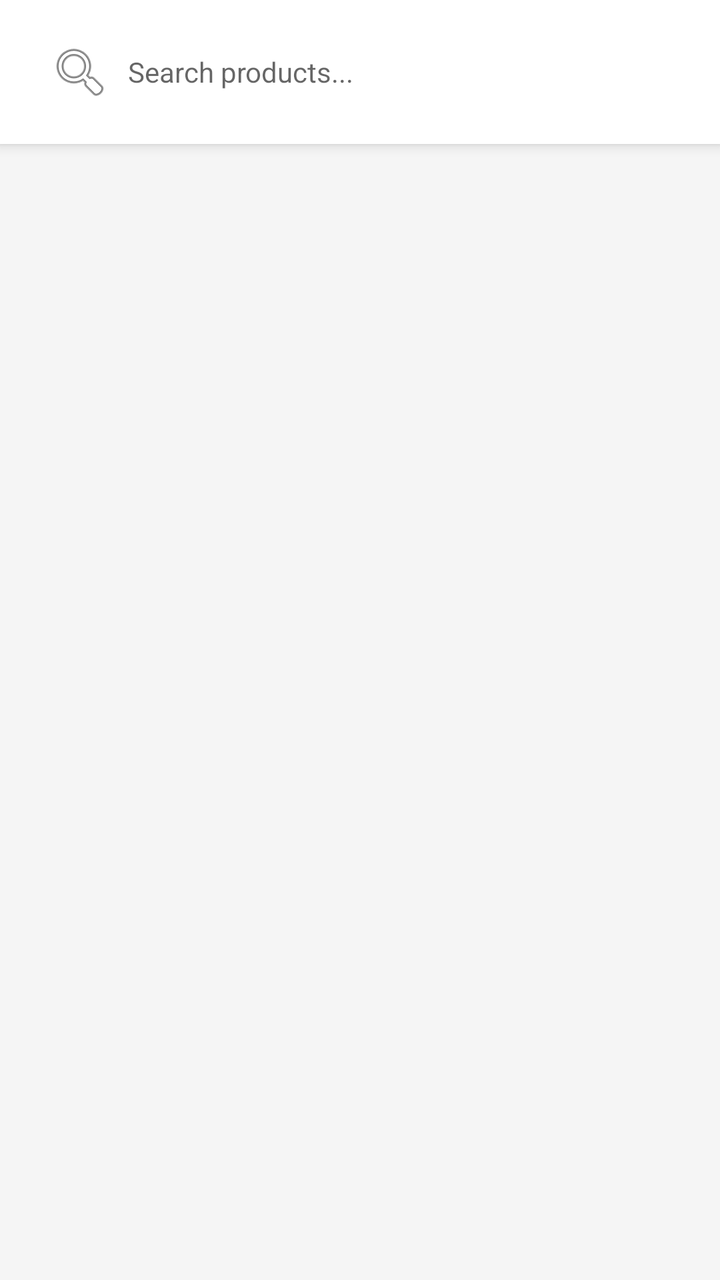
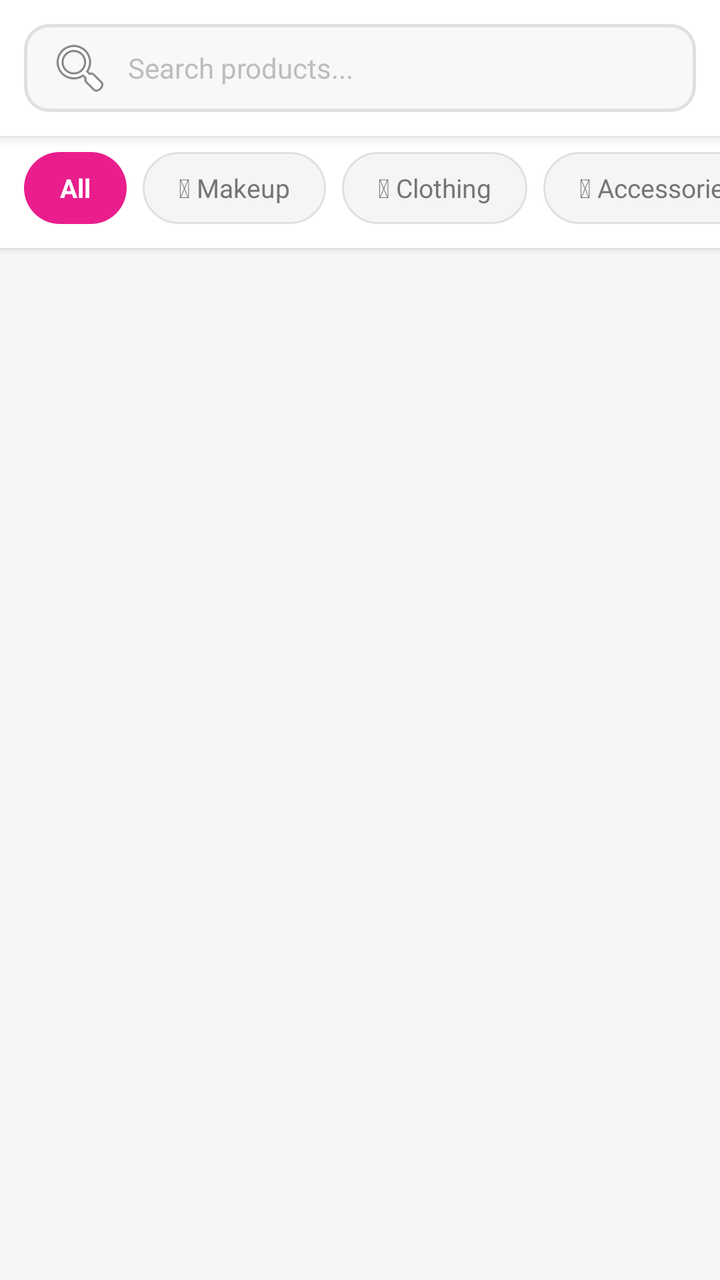

The first picture is an Android layout as it rendered before a commit; the second is the same layout after the commit. The layout source and the unified diff follow.
<!-- AndroidManifest.xml: application theme Theme.Stylica -->
<!-- res/layout/fragment_home.xml -->
<?xml version="1.0" encoding="utf-8"?>
<LinearLayout xmlns:android="http://schemas.android.com/apk/res/android"
    android:layout_width="match_parent"
    android:layout_height="match_parent"
    android:orientation="vertical"
    android:background="#F5F5F5">

    
    <LinearLayout
        android:layout_width="match_parent"
        android:layout_height="wrap_content"
        android:orientation="horizontal"
        android:padding="12dp"
        android:background="@android:color/white"
        android:elevation="4dp">

        <EditText
            android:id="@+id/editTextSearch"
            android:layout_width="0dp"
            android:layout_height="48dp"
            android:layout_weight="1"
            android:hint="Search products..."
            android:drawableStart="@android:drawable/ic_menu_search"
            android:drawablePadding="8dp"
            android:paddingStart="12dp"
            android:paddingEnd="12dp"
            android:background="@android:color/white"
            android:textSize="14sp" />

        <Spinner
            android:id="@+id/spinnerCategory"
            android:layout_width="120dp"
            android:layout_height="48dp"
            android:layout_marginStart="8dp"
            android:background="@android:color/white" />

    </LinearLayout>

    
    <androidx.recyclerview.widget.RecyclerView
        android:id="@+id/recyclerViewProducts"
        android:layout_width="match_parent"
        android:layout_height="match_parent"
        android:paddingStart="8dp"
        android:paddingEnd="8dp"
        android:paddingTop="8dp"
        android:paddingBottom="8dp"
        android:clipToPadding="false"
        android:scrollbars="vertical" />

</LinearLayout>
<!-- resources referenced by this layout -->
<resources>
  <style name="Theme.Stylica" parent="Theme.MaterialComponents.Light.NoActionBar">
          <item name="colorPrimary">@color/primary</item>
          <item name="colorPrimaryVariant">@color/primary_dark</item>
          <item name="colorOnPrimary">@color/white</item>
          <item name="colorSecondary">@color/accent</item>
          <item name="colorSecondaryVariant">@color/accent</item>
          <item name="colorOnSecondary">@color/white</item>
          <item name="android:statusBarColor">@color/primary_dark</item>
      </style>
  <color name="primary">#E91E8C</color>
  <color name="primary_dark">#C2185B</color>
  <color name="white">#FFFFFFFF</color>
  <color name="accent">#FF6B9D</color>
</resources>

<!-- the commit's change to res/layout/fragment_home.xml (unified diff, before → after) -->
@@ -11,30 +11,125 @@
         android:layout_height="wrap_content"
         android:orientation="horizontal"
         android:padding="12dp"
-        android:background="@android:color/white"
+        android:background="#FFFFFF"
         android:elevation="4dp">
 
         <EditText
             android:id="@+id/editTextSearch"
-            android:layout_width="0dp"
-            android:layout_height="48dp"
-            android:layout_weight="1"
+            android:layout_width="match_parent"
+            android:layout_height="44dp"
             android:hint="Search products..."
             android:drawableStart="@android:drawable/ic_menu_search"
             android:drawablePadding="8dp"
             android:paddingStart="12dp"
             android:paddingEnd="12dp"
-            android:background="@android:color/white"
-            android:textSize="14sp" />
-
-        <Spinner
-            android:id="@+id/spinnerCategory"
-            android:layout_width="120dp"
-            android:layout_height="48dp"
-            android:layout_marginStart="8dp"
-            android:background="@android:color/white" />
+            android:background="@drawable/bg_input_field"
+            android:textSize="14sp"
+            android:textColor="#1A1A2E"
+            android:textColorHint="#BDBDBD" />
 
     </LinearLayout>
+
+    
+    <HorizontalScrollView
+        android:layout_width="match_parent"
+        android:layout_height="wrap_content"
+        android:background="#FFFFFF"
+        android:scrollbars="none"
+        android:paddingBottom="12dp"
+        android:elevation="2dp">
+
+        <LinearLayout
+            android:id="@+id/layoutCategories"
+            android:layout_width="wrap_content"
+            android:layout_height="wrap_content"
+            android:orientation="horizontal"
+            android:paddingStart="12dp"
+            android:paddingEnd="12dp"
+            android:paddingTop="8dp">
+
+            <TextView
+                android:id="@+id/chipAll"
+                android:layout_width="wrap_content"
+                android:layout_height="36dp"
+                android:text="All"
+                android:textSize="13sp"
+                android:textStyle="bold"
+                android:textColor="#FFFFFF"
+                android:background="@drawable/bg_chip_selected"
+                android:paddingStart="18dp"
+                android:paddingEnd="18dp"
+                android:gravity="center"
+                android:layout_marginEnd="8dp" />
+
+            <TextView
+                android:id="@+id/chipMakeup"
+                android:layout_width="wrap_content"
+                android:layout_height="36dp"
+                android:text="&#128132; Makeup"
+                android:textSize="13sp"
+                android:textColor="#757575"
+                android:background="@drawable/bg_chip_unselected"
+                android:paddingStart="18dp"
+                android:paddingEnd="18dp"
+                android:gravity="center"
+                android:layout_marginEnd="8dp" />
+
+            <TextView
+                android:id="@+id/chipClothing"
+                android:layout_width="wrap_content"
+                android:layout_height="36dp"
+                android:text="&#128248; Clothing"
+                android:textSize="13sp"
+                android:textColor="#757575"
+                android:background="@drawable/bg_chip_unselected"
+                android:paddingStart="18dp"
+                android:paddingEnd="18dp"
+                android:gravity="center"
+                android:layout_marginEnd="8dp" />
+
+            <TextView
+                android:id="@+id/chipAccessories"
+                android:layout_width="wrap_content"
+                android:layout_height="36dp"
+                android:text="&#128144; Accessories"
+                android:textSize="13sp"
+                android:textColor="#757575"
+                android:background="@drawable/bg_chip_unselected"
+                android:paddingStart="18dp"
+                android:paddingEnd="18dp"
+                android:gravity="center"
+                android:layout_marginEnd="8dp" />
+
+            <TextView
+                android:id="@+id/chipShoes"
+                android:layout_width="wrap_content"
+                android:layout_height="36dp"
+                android:text="&#128094; Shoes"
+                android:textSize="13sp"
+                android:textColor="#757575"
+                android:background="@drawable/bg_chip_unselected"
+                android:paddingStart="18dp"
+                android:paddingEnd="18dp"
+                android:gravity="center"
+                android:layout_marginEnd="8dp" />
+
+            <TextView
+                android:id="@+id/chipSale"
+                android:layout_width="wrap_content"
+                android:layout_height="36dp"
+                android:text="&#128293; Sale 50% OFF"
+                android:textSize="13sp"
+                android:textColor="#757575"
+                android:background="@drawable/bg_chip_unselected"
+                android:paddingStart="18dp"
+                android:paddingEnd="18dp"
+                android:gravity="center"
+                android:layout_marginEnd="8dp" />
+
+        </LinearLayout>
+
+    </HorizontalScrollView>
 
     
     <androidx.recyclerview.widget.RecyclerView
<!-- resource entries referenced after the edit -->
@@ -1,5 +1,28 @@
 <!-- resources referenced by this layout -->
 <resources>
+  <!-- drawable bg_chip_selected (drawable) -->
+  <?xml version="1.0" encoding="utf-8"?>
+  <shape xmlns:android="http://schemas.android.com/apk/res/android"
+      android:shape="rectangle">
+      <solid android:color="#E91E8C" />
+      <corners android:radius="20dp" />
+  </shape>
+  <!-- drawable bg_chip_unselected (drawable) -->
+  <?xml version="1.0" encoding="utf-8"?>
+  <shape xmlns:android="http://schemas.android.com/apk/res/android"
+      android:shape="rectangle">
+      <solid android:color="#F5F5F5" />
+      <stroke android:width="1dp" android:color="#E0E0E0" />
+      <corners android:radius="20dp" />
+  </shape>
+  <!-- drawable bg_input_field (drawable) -->
+  <?xml version="1.0" encoding="utf-8"?>
+  <shape xmlns:android="http://schemas.android.com/apk/res/android"
+      android:shape="rectangle">
+      <solid android:color="#F8F8F8" />
+      <stroke android:width="1.5dp" android:color="#E0E0E0" />
+      <corners android:radius="12dp" />
+  </shape>
   <style name="Theme.Stylica" parent="Theme.MaterialComponents.Light.NoActionBar">
           <item name="colorPrimary">@color/primary</item>
           <item name="colorPrimaryVariant">@color/primary_dark</item>
